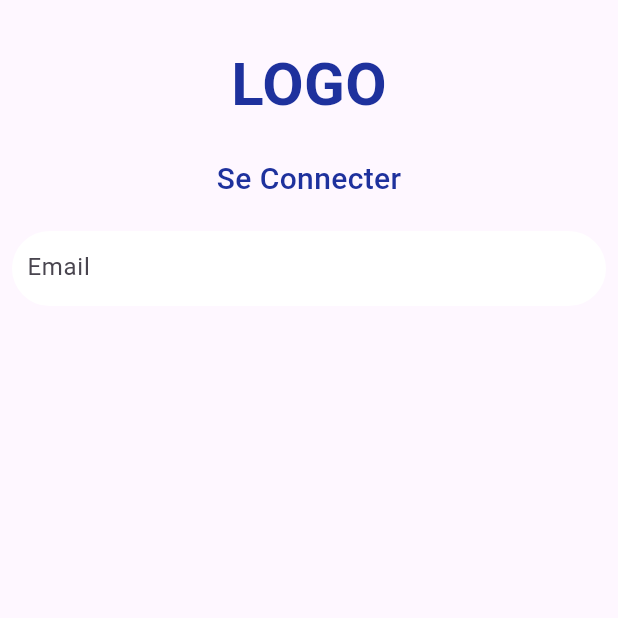
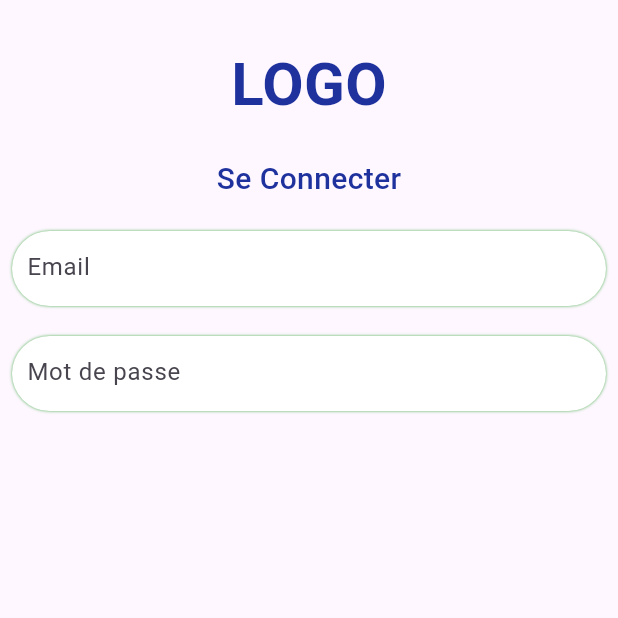
Before and after one commit to Gaetan-bamongoyo/booking_ticket, a Flutter app: the screen it shows after launch, on a phone screen of 412 x 824 dp, the top half of it. Run offline on Flutter 3.47's test engine with Material 3 defaults, Android fonts, the phone set to English and light mode, and no system bars; our stand-ins replace get, hexcolor.

Commit message:
LoginForm Design

```diff
--- a/booking/lib/screen/widget/login.dart
+++ b/booking/lib/screen/widget/login.dart
@@ -3,7 +3,10 @@ import 'package:booking/screen/widget/text_form.dart';
 import 'package:flutter/material.dart';
 
 class LoginUI extends StatelessWidget {
-  const LoginUI({super.key});
+  LoginUI({super.key});
+
+  final TextEditingController emailController =TextEditingController();
+  final TextEditingController passwordController =TextEditingController();
 
   @override
   Widget build(BuildContext context) {
@@ -37,7 +40,16 @@ class LoginUI extends StatelessWidget {
                   ),
                   ),
                   const SizedBox(height: 20,),
-                  TextForm(),
+                  TextForm(
+                    controller: emailController,
+                    text: 'Email', textInputType: TextInputType.emailAddress,
+                    obscure: false,),
+                    const SizedBox(height: 20,),
+                  TextForm(
+                    controller: passwordController,
+                    text: 'Mot de passe',
+                    textInputType: TextInputType.text,
+                    obscure: true)
                     ],
                   )
 
--- a/booking/lib/screen/widget/splashview.dart
+++ b/booking/lib/screen/widget/splashview.dart
@@ -10,7 +10,7 @@ class SplashView extends StatelessWidget {
   @override
   Widget build(BuildContext context) {
     Timer(const Duration(seconds: 2), () {
-    Get.to(const LoginUI());});
+    Get.to(LoginUI());});
     return Scaffold(
 
       backgroundColor: Globalcolors.mainColor,
--- a/booking/lib/screen/widget/text_form.dart
+++ b/booking/lib/screen/widget/text_form.dart
@@ -1,7 +1,11 @@
 import 'package:flutter/material.dart';
 
 class TextForm extends StatelessWidget {
-  const TextForm({super.key});
+  const TextForm({super.key, required this.controller, required this.text, required this.textInputType, required this.obscure});
+  final TextEditingController controller;
+  final String text;
+  final TextInputType textInputType;
+  final bool obscure;
 
   @override
   Widget build(BuildContext context) {
@@ -11,12 +15,25 @@ class TextForm extends StatelessWidget {
       decoration: BoxDecoration(
         color: Colors.white,
         borderRadius: BorderRadius.circular(50),
+        boxShadow: [
+          BoxShadow(
+            color: Colors.green,
+            blurRadius: 1,
+          )
+          ],
 
       ),
       child: TextFormField(
-        decoration: const InputDecoration(
-                hintText: "Email",
+        controller: controller,
+        keyboardType: textInputType,
+        obscureText: obscure,
+        decoration:  InputDecoration(
+                hintText: text,
                 border: InputBorder.none,
+                contentPadding: EdgeInsets.all(0),
+                hintStyle: TextStyle(
+                  height: 1,
+                )
 
               ),
       ),
```
